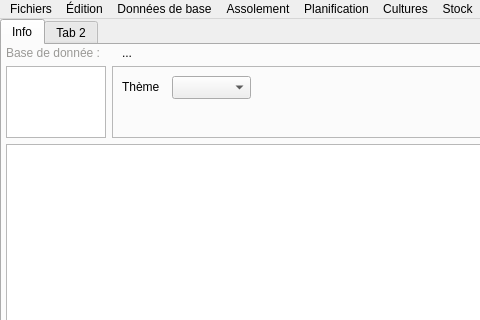
First picture: the form in mainwindow.ui, repository marcpley/potaleger, before the edit; both pictures show x 0 to 480 and y 0 to 320 of the 731 by 489 pixel window.
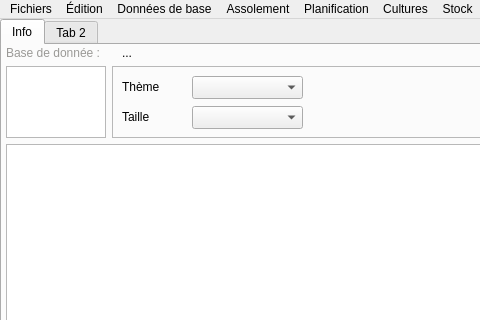
Second picture: the form after the edit. Icons and pictures are not drawn.

Patch:
```diff
--- a/mainwindow.ui
+++ b/mainwindow.ui
@@ -182,7 +182,7 @@
                <rect>
                 <x>10</x>
                 <y>11</y>
-                <width>50</width>
+                <width>71</width>
                 <height>20</height>
                </rect>
               </property>
@@ -193,9 +193,32 @@
              <widget class="QComboBox" name="cbTheme">
               <property name="geometry">
                <rect>
-                <x>60</x>
+                <x>80</x>
                 <y>10</y>
-                <width>79</width>
+                <width>111</width>
+                <height>23</height>
+               </rect>
+              </property>
+             </widget>
+             <widget class="QLabel" name="label_3">
+              <property name="geometry">
+               <rect>
+                <x>10</x>
+                <y>41</y>
+                <width>71</width>
+                <height>20</height>
+               </rect>
+              </property>
+              <property name="text">
+               <string>Taille</string>
+              </property>
+             </widget>
+             <widget class="QComboBox" name="cbFont">
+              <property name="geometry">
+               <rect>
+                <x>80</x>
+                <y>40</y>
+                <width>111</width>
                 <height>23</height>
                </rect>
               </property>
```
Left out of the diff: 76 changed lines with no effect on the pictures.
